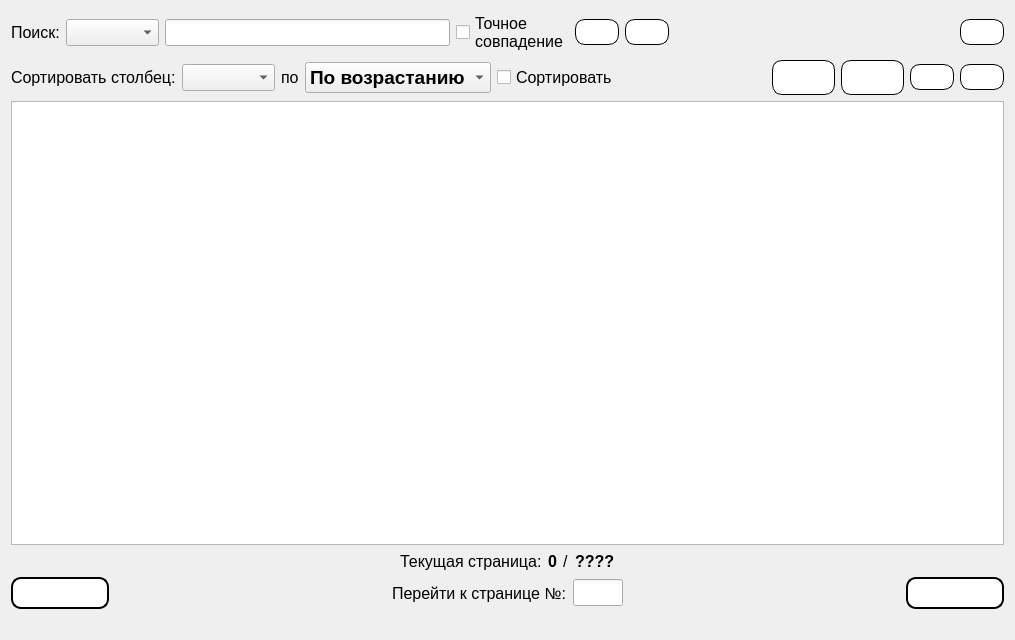
Above: Gui/TabWidgets/Admin/users.ui from MyEdit/Casino_Client before the change. Below: the same form after it.
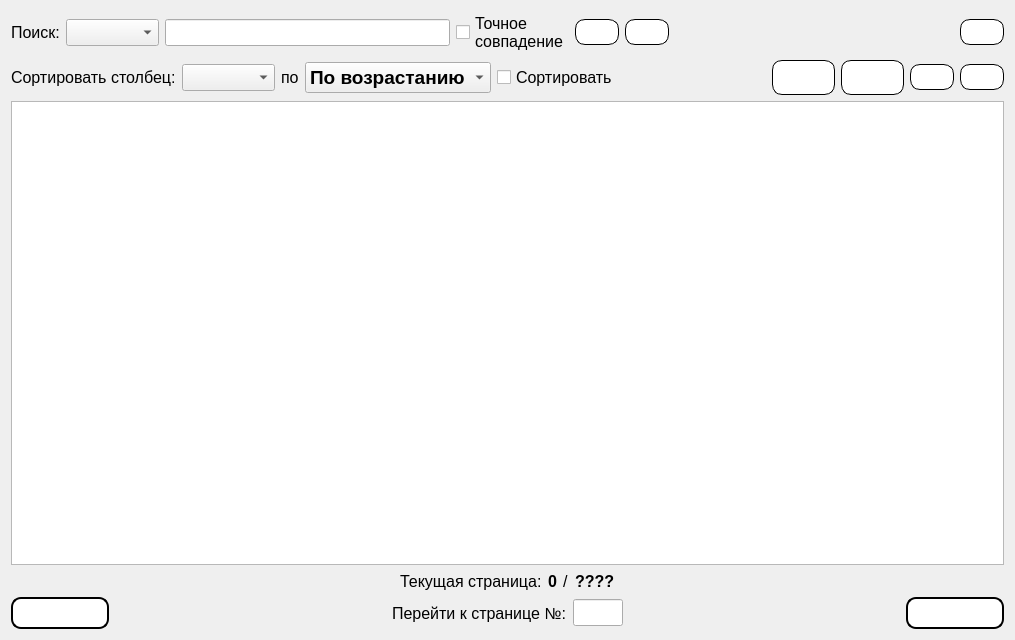
That is the form after the change. Icons and pictures are not drawn.

```diff
--- a/Gui/TabWidgets/Admin/users.ui
+++ b/Gui/TabWidgets/Admin/users.ui
@@ -677,13 +677,6 @@
      </item>
     </layout>
    </item>
-   <item>
-    <widget class="QLabel" name="status">
-     <property name="text">
-      <string/>
-     </property>
-    </widget>
-   </item>
   </layout>
  </widget>
  <resources>
```
Left out of the diff: 20 changed lines with no effect on the pictures.
